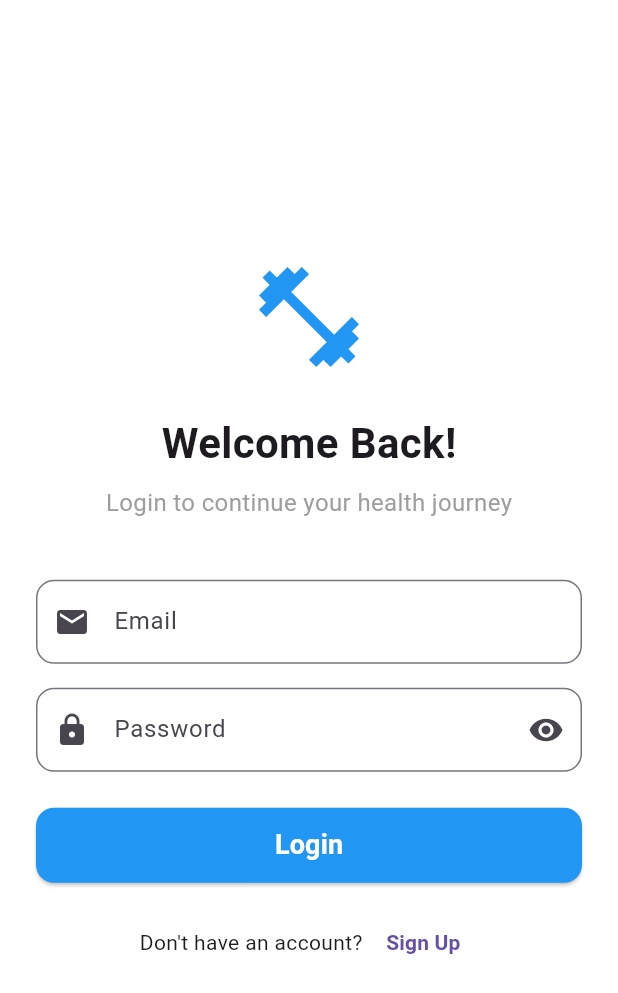
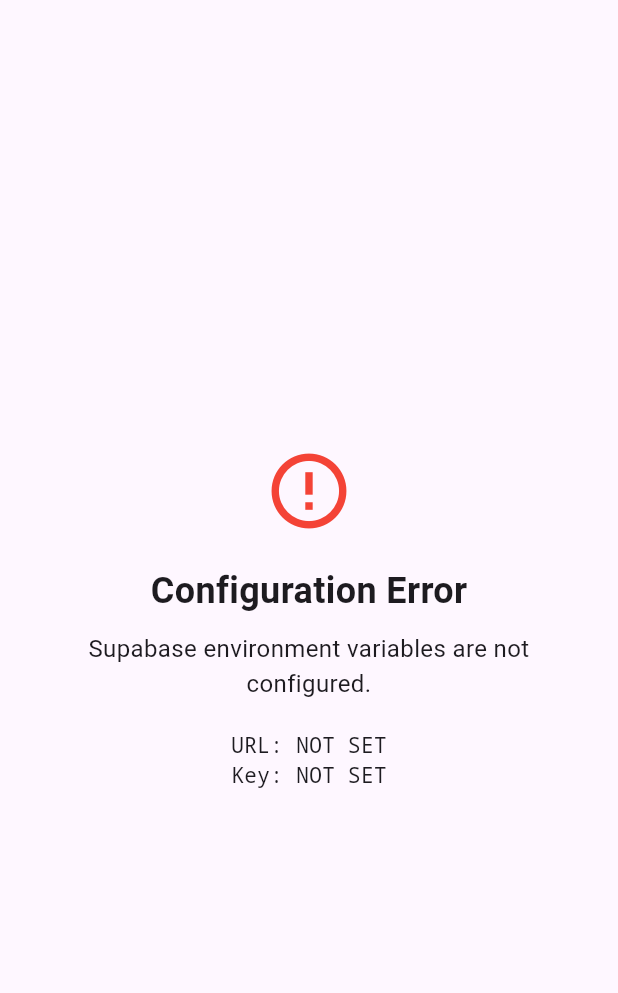
Before and after one commit to blockchainbull/fitness_flutter_app, a Flutter app: the screen it shows after launch, on a phone screen of 412 x 824 dp. Shown: the top 993 px of the screen. Run offline on Flutter 3.47's test engine with Material 3 defaults, Android fonts, the phone set to English and light mode, and no system bars; our stand-ins replace connectivity_plus, equatable, fl_chart, flutter_dotenv, shared_preferences, speech_to_text and 1 more; missing offline and left inert: dotenv, postgres; accounts and stored records are empty.

Commit message:
new dashboard update

```diff
--- /dev/null
+++ b/lib/config/environment.dart
@@ -0,0 +1,28 @@
+// lib/config/environment.dart
+class Environment {
+  // For web deployment, use compile-time constants
+  static const String supabaseUrl = String.fromEnvironment(
+    'SUPABASE_URL',
+    defaultValue: '', // Add your default or leave empty
+  );
+
+  static const String supabaseAnonKey = String.fromEnvironment(
+    'SUPABASE_ANON_KEY',
+    defaultValue: '', // Add your default or leave empty
+  );
+
+  static const String backendUrl = String.fromEnvironment(
+    'BACKEND_URL',
+    defaultValue: 'https://health-ai-backend.onrender.com',
+  );
+
+  static bool get isConfigured =>
+      supabaseUrl.isNotEmpty && supabaseAnonKey.isNotEmpty;
+
+  static void debugPrint() {
+    print('🔍 Supabase URL: ${supabaseUrl.isNotEmpty ? "Set" : "NOT SET"}');
+    print('🔍 Supabase Anon Key: ${supabaseAnonKey.isNotEmpty ? "Set" : "NOT SET"}');
+    print('🔍 Backend URL: $backendUrl');
+    print('🔍 Is Configured: $isConfigured');
+  }
+}
--- a/lib/features/home/screens/dashboard_home.dart
+++ b/lib/features/home/screens/dashboard_home.dart
@@ -1,6 +1,7 @@
 // lib/features/home/screens/dashboard_home.dart
 import 'package:flutter/material.dart';
 import 'package:intl/intl.dart';
+import 'package:user_onboarding/config/environment.dart';
 import 'package:user_onboarding/data/models/user_profile.dart';
 import 'package:user_onboarding/features/home/widgets/activity_drawer.dart';
 import 'package:user_onboarding/features/tracking/screens/activity_logging_menu.dart';
--- a/lib/main.dart
+++ b/lib/main.dart
@@ -3,19 +3,28 @@ import 'package:flutter/material.dart';
 import 'package:provider/provider.dart';
 import 'package:supabase_flutter/supabase_flutter.dart';
 import 'package:user_onboarding/providers/user_provider.dart';
-import 'package:flutter_dotenv/flutter_dotenv.dart';
+import 'package:user_onboarding/config/environment.dart';
 import 'package:user_onboarding/features/splash/screens/splash_screen.dart';
 
 Future<void> main() async {
   WidgetsFlutterBinding.ensureInitialized();
 
-  await dotenv.load(fileName: ".env");
+  // Debug print environment variables
+  Environment.debugPrint();
 
-  // Initialize Supabase with env variables
-  await Supabase.initialize(
-    url: dotenv.env['SUPABASE_URL']!,
-    anonKey: dotenv.env['SUPABASE_ANON_KEY']!,
-  );
+  try {
+    if (!Environment.isConfigured) {
+      print('❌ Supabase environment variables are not configured!');
+      runApp(ErrorApp());
+      return;
+    }
+
+    await Supabase.initialize(
+      url: Environment.supabaseUrl,
+      anonKey: Environment.supabaseAnonKey,
+    );
+
+    print('✅ Supabase initialized successfully');
 
   runApp(
     ChangeNotifierProvider(
@@ -23,7 +32,12 @@ Future<void> main() async {
       child: const MyApp(),
     ),
   );
+  } catch (e) {
+    print('❌ Error initializing Supabase: $e');
+    runApp(ErrorApp());
+  }
 }
+
 
 
 class MyApp extends StatelessWidget {
@@ -42,3 +56,45 @@ class MyApp extends StatelessWidget {
     );
   }
 }
+
+// Error screen for when Supabase isn't configured
+class ErrorApp extends StatelessWidget {
+  @override
+  Widget build(BuildContext context) {
+    return MaterialApp(
+      home: Scaffold(
+        body: Center(
+          child: Padding(
+            padding: EdgeInsets.all(20),
+            child: Column(
+              mainAxisAlignment: MainAxisAlignment.center,
+              children: [
+                Icon(Icons.error_outline, size: 60, color: Colors.red),
+                SizedBox(height: 20),
+                Text(
+                  'Configuration Error',
+                  style: TextStyle(fontSize: 24, fontWeight: FontWeight.bold),
+                ),
+                SizedBox(height: 10),
+                Text(
+                  'Supabase environment variables are not configured.',
+                  textAlign: TextAlign.center,
+                  style: TextStyle(fontSize: 16),
+                ),
+                SizedBox(height: 20),
+                Text(
+                  'URL: ${Environment.supabaseUrl.isEmpty ? "NOT SET" : "SET"}',
+                  style: TextStyle(fontFamily: 'monospace'),
+                ),
+                Text(
+                  'Key: ${Environment.supabaseAnonKey.isEmpty ? "NOT SET" : "SET"}',
+                  style: TextStyle(fontFamily: 'monospace'),
+                ),
+              ],
+            ),
+          ),
+        ),
+      ),
+    );
+  }
+}
```
Also changed, not shown: 3 other files.
